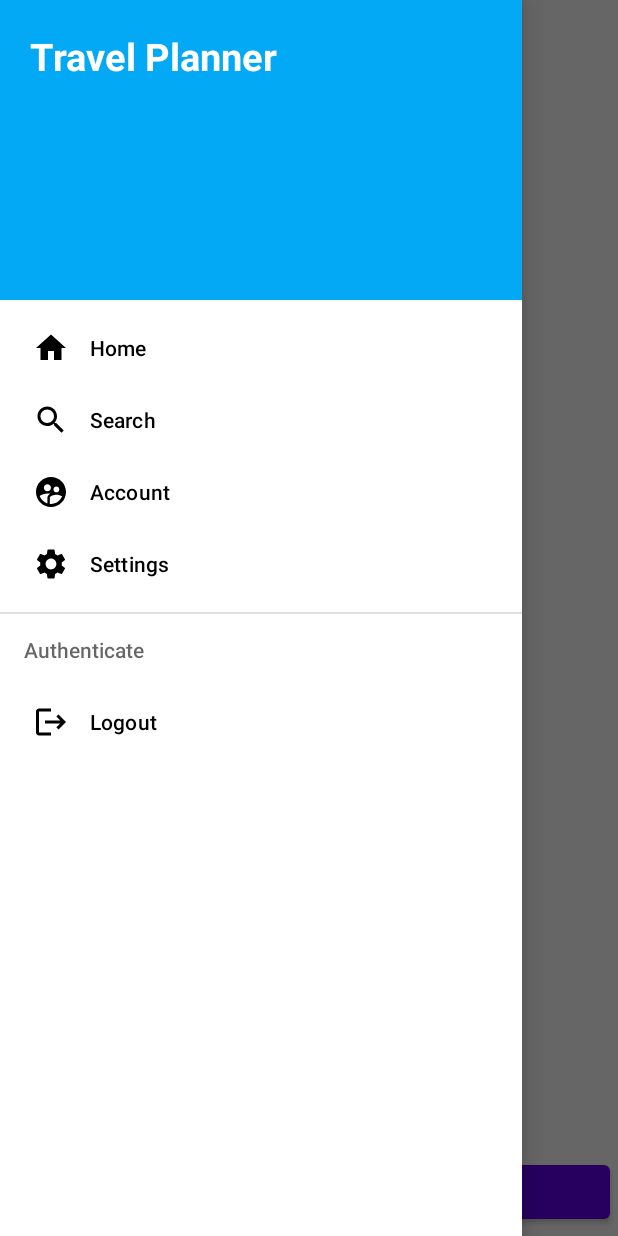
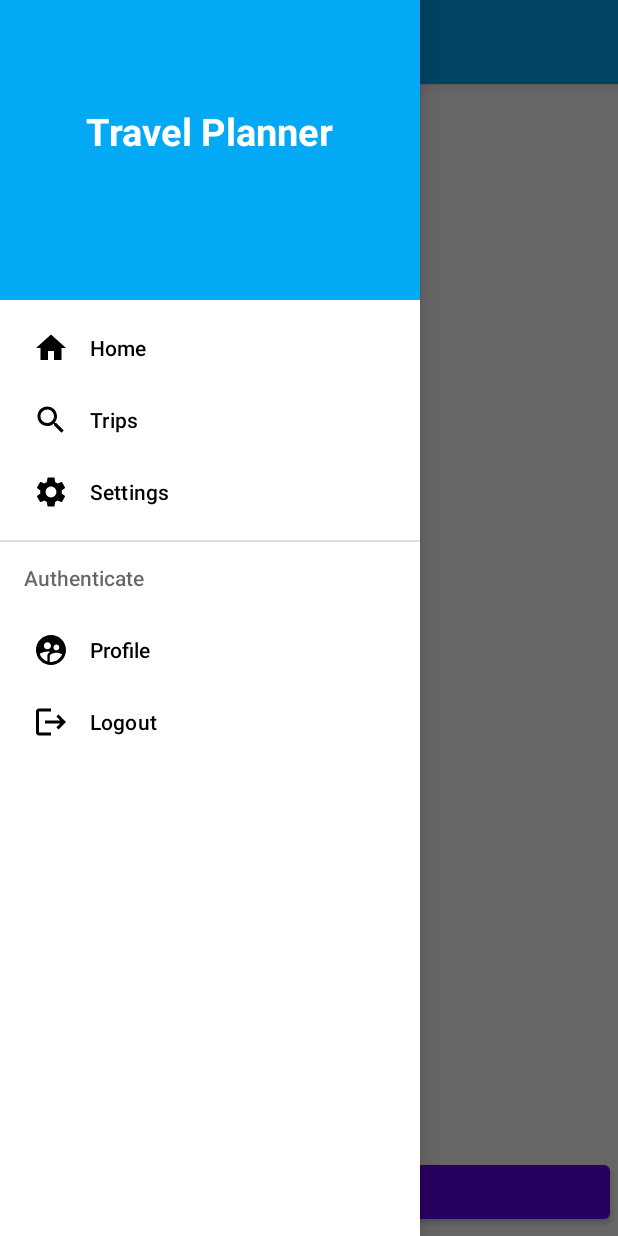
Before and after one commit to adamregan53/TravelPlanner, an Android app: the TripsActivity screen opened directly, with no data from a screen before it, with the side drawer open, on a phone screen of 412 x 824 dp. Run offline under Robolectric (Android 15) with nearby library versions, the phone set to English and light mode, and no system bars; our stand-ins replace Firebase (no records; nobody signed in at launch, a user with empty details on screens opened directly).

Commit message:
universal nav drawer

```diff
--- a/app/build.gradle
+++ b/app/build.gradle
@@ -17,6 +17,10 @@ android {
         versionName "1.0"
 
         testInstrumentationRunner "androidx.test.runner.AndroidJUnitRunner"
+    }
+
+    buildFeatures{
+        viewBinding true
     }
 
     buildTypes {
--- a/app/src/main/java/com/example/travelplanner/ApplicationComponents.java
+++ /dev/null
@@ -1,5 +0,0 @@
-package com.example.travelplanner;
-
-public class ApplicationComponents {
-
-}
--- /dev/null
+++ b/app/src/main/java/com/example/travelplanner/DrawerBaseActivity.kt
@@ -0,0 +1,83 @@
+package com.example.travelplanner
+
+import android.content.Intent
+import androidx.appcompat.app.AppCompatActivity
+import android.os.Bundle
+import android.util.Log
+import android.view.LayoutInflater
+import android.view.MenuItem
+import android.view.View
+import android.widget.FrameLayout
+import android.widget.LinearLayout
+import android.widget.TextView
+import androidx.appcompat.app.ActionBarDrawerToggle
+import androidx.appcompat.widget.Toolbar
+import androidx.core.view.GravityCompat
+import androidx.drawerlayout.widget.DrawerLayout
+import com.google.android.material.navigation.NavigationView
+import com.google.firebase.auth.FirebaseAuth
+import com.google.firebase.auth.ktx.auth
+import com.google.firebase.ktx.Firebase
+import org.w3c.dom.Text
+
+open class DrawerBaseActivity : AppCompatActivity() {
+    lateinit var drawerLayout: DrawerLayout
+    lateinit var actionBarDrawerToggle: ActionBarDrawerToggle
+
+    override fun setContentView(view: View?) {
+        drawerLayout = layoutInflater.inflate(R.layout.activity_drawer_base, null) as DrawerLayout
+        val container:FrameLayout = drawerLayout.findViewById(R.id.activityContainer)
+        container.addView(view)
+        super.setContentView(drawerLayout)
+
+        val toolBar: Toolbar = drawerLayout.findViewById(R.id.toolBar)
+        setSupportActionBar(toolBar)
+
+        actionBarDrawerToggle = ActionBarDrawerToggle(this, drawerLayout, R.string.menu_Open, R.string.close_menu)
+        drawerLayout.addDrawerListener(actionBarDrawerToggle)
+        actionBarDrawerToggle.syncState()
+
+        val navigationView:NavigationView = drawerLayout.findViewById(R.id.nav_view)
+        navigationView.setNavigationItemSelectedListener { item ->
+            drawerLayout.closeDrawer(GravityCompat.START)
+            when(item.itemId){
+                R.id.nav_home -> {
+                    Log.d("MENU_DRAWER_TAG", "Home Item Selected");
+                    val intent = Intent(this, DashboardActivity::class.java)
+                    startActivity(intent)
+                }
+                R.id.nav_trips -> {
+                    Log.d("MENU_DRAWER_TAG", "Trips Item Selected");
+                    val intent = Intent(this, TripsActivity::class.java)
+                    startActivity(intent)
+                }
+                R.id.nav_settings -> {
+                    Log.d("MENU_DRAWER_TAG", "Settings Item Selected");
+
+                }
+                R.id.nav_profile -> {
+                    Log.d("MENU_DRAWER_TAG", "Profile Item Selected");
+
+                }
+                R.id.nav_logout -> {
+                    Log.d("MENU_DRAWER_TAG", "Logout Item Selected");
+
+                }
+            }
+            true
+        }
+    }
+
+    override fun onOptionsItemSelected(item: MenuItem): Boolean {
+        if(actionBarDrawerToggle.onOptionsItemSelected(item)){
+            true
+        }
+        return super.onOptionsItemSelected(item)
+    }
+
+    fun allocationActivityTitle(titleString:String){
+        if(supportActionBar != null) {
+            supportActionBar!!.title = titleString
+        }
+    }
+}
--- a/app/src/main/java/com/example/travelplanner/LoginActivity.kt
+++ b/app/src/main/java/com/example/travelplanner/LoginActivity.kt
@@ -53,7 +53,7 @@ class LoginActivity : AppCompatActivity() {
                 if (task.isSuccessful) {
                     // Sign in success, go to TripsActivity to display trips
 
-                    val intent = Intent(this, TripsActivity::class.java)
+                    val intent = Intent(this, DashboardActivity::class.java)
                     startActivity(intent)
 
 
--- a/app/src/main/java/com/example/travelplanner/TripsActivity.kt
+++ b/app/src/main/java/com/example/travelplanner/TripsActivity.kt
@@ -21,6 +21,7 @@ import androidx.drawerlayout.widget.DrawerLayout
 import androidx.recyclerview.widget.LinearLayoutManager
 import androidx.recyclerview.widget.RecyclerView
 import com.example.travelplanner.databinding.ActivityLoginBinding.inflate
+import com.example.travelplanner.databinding.ActivityTripsBinding
 import com.google.android.material.navigation.NavigationBarItemView
 import com.google.android.material.navigation.NavigationView
 import com.google.firebase.auth.FirebaseAuth
@@ -33,7 +34,7 @@ import com.google.firebase.ktx.Firebase
 import org.w3c.dom.Text
 import java.util.zip.Inflater
 
-class TripsActivity : AppCompatActivity(){//end class
+class TripsActivity : DrawerBaseActivity(){//end class
 
     private lateinit var fStore: FirebaseFirestore
     private lateinit var auth: FirebaseAuth
@@ -48,14 +49,13 @@ class TripsActivity : AppCompatActivity(){//end class
 
     private lateinit var newTripBtn: Button
 
-    private lateinit var drawerLayout:DrawerLayout
-    private lateinit var navigationView: NavigationView
-    private lateinit var toolbar: Toolbar
-    private lateinit var actionBarDrawerToggle: ActionBarDrawerToggle
+    private lateinit var activityTripsBinding: ActivityTripsBinding
 
     override fun onCreate(savedInstanceState: Bundle?) {
         super.onCreate(savedInstanceState)
-        setContentView(R.layout.activity_trips)
+        activityTripsBinding = ActivityTripsBinding.inflate(layoutInflater)
+        allocationActivityTitle("Trips")
+        setContentView(activityTripsBinding.root)
 
         auth = Firebase.auth
         fStore = Firebase.firestore
@@ -67,47 +67,9 @@ class TripsActivity : AppCompatActivity(){//end class
         tripsList = Singleton.tripsList
         newTripBtn = this.findViewById(R.id.new_trip_btn)
 
-        drawerLayout = findViewById(R.id.drawer_layout)
-        navigationView = findViewById(R.id.navigation_view)
-        actionBarDrawerToggle = ActionBarDrawerToggle(this, drawerLayout, R.string.menu_Open, R.string.close_menu)
-        drawerLayout.addDrawerListener(actionBarDrawerToggle)
-        actionBarDrawerToggle.syncState()
-        navigationView.setNavigationItemSelectedListener { item ->
-            when(item.itemId){
-                R.id.nav_home -> {
-                    Log.d("MENU_DRAWER_TAG", "Home Item Selected");
-                    drawerLayout.closeDrawer(GravityCompat.START)
-                }
-                R.id.nav_search -> {
-                    Log.d("MENU_DRAWER_TAG", "Search Item Selected");
-                    drawerLayout.closeDrawer(GravityCompat.START)
-                }
-                R.id.nav_account -> {
-                    Log.d("MENU_DRAWER_TAG", "Account Item Selected");
-                    drawerLayout.closeDrawer(GravityCompat.START)
-                }
-                R.id.nav_settings -> {
-                    Log.d("MENU_DRAWER_TAG", "Settings Item Selected");
-                    drawerLayout.closeDrawer(GravityCompat.START)
-                }
-                R.id.nav_logout -> {
-                    Log.d("MENU_DRAWER_TAG", "Logout Item Selected");
-                    drawerLayout.closeDrawer(GravityCompat.START)
-                }
-            }
-            true
-        }
-
         retrieveTrips()
 
     }//end onCreate()
-
-    override fun onOptionsItemSelected(item: MenuItem): Boolean {
-        if(actionBarDrawerToggle.onOptionsItemSelected(item)){
-            true
-        }
-        return super.onOptionsItemSelected(item)
-    }
 
     private fun retrieveTrips() {
         if(Singleton.tripsList.isEmpty()){
--- /dev/null
+++ b/app/src/main/res/layout/activity_drawer_base.xml
@@ -0,0 +1,24 @@
+<?xml version="1.0" encoding="utf-8"?>
+<androidx.drawerlayout.widget.DrawerLayout xmlns:android="http://schemas.android.com/apk/res/android"
+    xmlns:app="http://schemas.android.com/apk/res-auto"
+    xmlns:tools="http://schemas.android.com/tools"
+    android:layout_width="match_parent"
+    android:layout_height="match_parent"
+    tools:context=".DrawerBaseActivity"
+    tools:openDrawer="start"
+    android:fitsSystemWindows="true">
+
+    <include layout="@layout/content_layout"
+        android:layout_height="match_parent"
+        android:layout_width="match_parent" />
+
+    <com.google.android.material.navigation.NavigationView
+        android:layout_width="wrap_content"
+        android:layout_height="match_parent"
+        android:fitsSystemWindows="true"
+        android:layout_gravity="start"
+        android:id="@+id/nav_view"
+        app:headerLayout="@layout/header_menu"
+        app:menu="@menu/main_menu" />
+
+</androidx.drawerlayout.widget.DrawerLayout>
--- a/app/src/main/res/layout/activity_trips.xml
+++ b/app/src/main/res/layout/activity_trips.xml
@@ -1,12 +1,4 @@
 <?xml version="1.0" encoding="utf-8"?>
-
-<androidx.drawerlayout.widget.DrawerLayout xmlns:tools="http://schemas.android.com/tools"
-    xmlns:android="http://schemas.android.com/apk/res/android"
-    xmlns:app="http://schemas.android.com/apk/res-auto"
-    android:layout_width="match_parent"
-    android:layout_height="match_parent"
-    android:id="@+id/drawer_layout"
-    tools:context=".TripsActivity">
 
 <androidx.constraintlayout.widget.ConstraintLayout xmlns:android="http://schemas.android.com/apk/res/android"
     xmlns:tools="http://schemas.android.com/tools"
@@ -28,9 +20,6 @@
         android:text="Add New Trip"
         app:layout_constraintBottom_toBottomOf="parent"/>
 
-    </androidx.constraintlayout.widget.ConstraintLayout>
-
-    <include layout="@layout/navigation_view" />
 
 
-</androidx.drawerlayout.widget.DrawerLayout>
+</androidx.constraintlayout.widget.ConstraintLayout>
--- a/app/src/main/res/layout/header_menu.xml
+++ b/app/src/main/res/layout/header_menu.xml
@@ -9,25 +9,11 @@
     <TextView
         android:layout_width="wrap_content"
         android:layout_height="wrap_content"
+        android:layout_gravity="center"
+        android:layout_marginTop="50dp"
         android:text="Travel Planner"
         android:textColor="@color/white"
         android:textSize="25sp"
         android:textStyle="bold" />
 
-    <TextView
-        android:layout_width="wrap_content"
-        android:layout_height="wrap_content"
-        android:id="@+id/welcome_name"
-        android:textColor="@color/white"
-        android:textSize="10sp"
-        android:textStyle="bold" />
-
-    <TextView
-        android:layout_width="wrap_content"
-        android:layout_height="wrap_content"
-        android:id="@+id/welcome_email"
-        android:textColor="@color/white"
-        android:textSize="10sp"
-        android:textStyle="bold" />
-
 </LinearLayout>
--- a/app/src/main/res/menu/main_menu.xml
+++ b/app/src/main/res/menu/main_menu.xml
@@ -6,11 +6,8 @@
         <item android:id="@+id/nav_home" android:title="Home"
             android:icon="@drawable/ic_baseline_home_24" />
 
-        <item android:id="@+id/nav_search" android:title="Search"
+        <item android:id="@+id/nav_trips" android:title="Trips"
             android:icon="@drawable/ic_baseline_search_24" />
-
-        <item android:id="@+id/nav_account" android:title="Account"
-            android:icon="@drawable/ic_baseline_supervised_user_circle_24" />
 
         <item android:id="@+id/nav_settings" android:title="Settings"
             android:icon="@drawable/ic_baseline_settings_24" />
@@ -21,6 +18,8 @@
         <item android:title="Authenticate">
             <menu>
                 <group>
+                    <item android:id="@+id/nav_profile" android:title="Profile"
+                        android:icon="@drawable/ic_baseline_supervised_user_circle_24" />
                     <item android:id="@+id/nav_logout" android:title="Logout"
                         android:icon="@drawable/ic_baseline_logout_24" />
                 </group>
```
Also changed, not shown: app/src/main/AndroidManifest.xml (+14 -0 lines), app/src/main/java/com/example/travelplanner/DashboardActivity.kt (added, +17 -0 lines), app/src/main/java/com/example/travelplanner/PlaceActivity.kt (+7 -2 lines), app/src/main/res/layout/activity_dashboard.xml (added, +20 -0 lines), app/src/main/res/layout/content_layout.xml (added, +32 -0 lines). Lines whose indentation alone changed are shown as unchanged.
